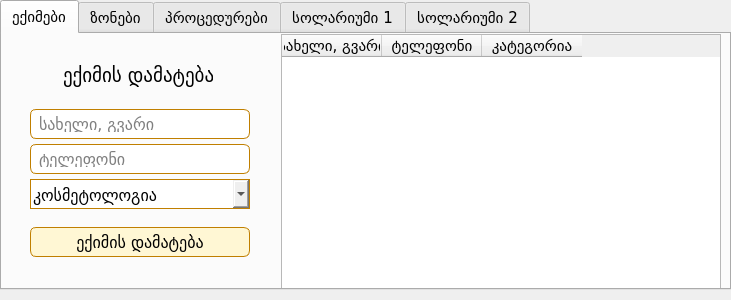
Above: ui/settings.ui from bekashvelidze/renew-commercial before the change. Below: the same form after it.
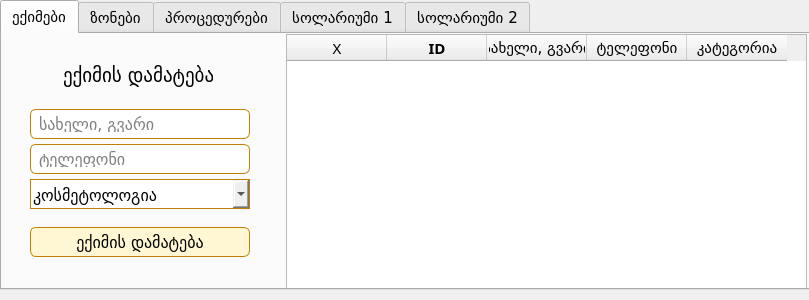
That is the form after the change.

Patch:
```diff
--- a/ui/settings.ui
+++ b/ui/settings.ui
@@ -6,7 +6,7 @@
    <rect>
     <x>0</x>
     <y>0</y>
-    <width>731</width>
+    <width>809</width>
     <height>300</height>
    </rect>
   </property>
@@ -54,7 +54,7 @@
     <rect>
      <x>0</x>
      <y>0</y>
-     <width>731</width>
+     <width>811</width>
      <height>290</height>
     </rect>
    </property>
@@ -74,9 +74,9 @@
     <widget class="QTableWidget" name="doctors">
      <property name="geometry">
       <rect>
-       <x>279</x>
+       <x>284</x>
        <y>0</y>
-       <width>440</width>
+       <width>521</width>
        <height>260</height>
       </rect>
      </property>
@@ -86,6 +86,39 @@
        <pointsize>11</pointsize>
       </font>
      </property>
+     <attribute name="horizontalHeaderVisible">
+      <bool>true</bool>
+     </attribute>
+     <attribute name="verticalHeaderVisible">
+      <bool>false</bool>
+     </attribute>
+     <column>
+      <property name="text">
+       <string>X</string>
+      </property>
+      <property name="font">
+       <font>
+        <family>BPG Nino Mtavruli</family>
+        <pointsize>11</pointsize>
+       </font>
+      </property>
+     </column>
+     <column>
+      <property name="text">
+       <string>ID</string>
+      </property>
+      <property name="font">
+       <font>
+        <family>BPG Nino Mtavruli</family>
+        <pointsize>11</pointsize>
+        <weight>75</weight>
+        <bold>true</bold>
+       </font>
+      </property>
+      <property name="textAlignment">
+       <set>AlignCenter</set>
+      </property>
+     </column>
      <column>
       <property name="text">
        <string>სახელი, გვარი</string>
```
Left out of the diff: 16 changed lines with no effect on the pictures.
